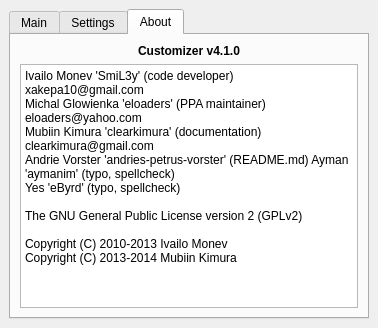
kamilion/customizer, file src/gui.ui: the form before one commit.
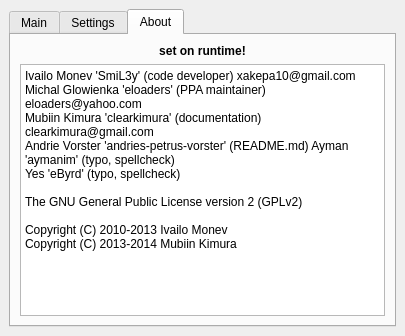
The form after the commit. The open tabs and pages were chosen to show the change. Icons and pictures are not drawn.

Commit message: set GUI version in about on runtime

Diff of the .ui file:
```diff
--- a/src/gui.ui
+++ b/src/gui.ui
@@ -6,8 +6,8 @@
    <rect>
     <x>0</x>
     <y>0</y>
-    <width>373</width>
-    <height>328</height>
+    <width>405</width>
+    <height>336</height>
    </rect>
   </property>
   <property name="sizePolicy">
@@ -397,24 +397,24 @@
            <string>&lt;!DOCTYPE HTML PUBLIC &quot;-//W3C//DTD HTML 4.0//EN&quot; &quot;http://www.w3.org/TR/REC-html40/strict.dtd&quot;&gt;
 &lt;html&gt;&lt;head&gt;&lt;meta name=&quot;qrichtext&quot; content=&quot;1&quot; /&gt;&lt;style type=&quot;text/css&quot;&gt;
 p, li { white-space: pre-wrap; }
-&lt;/style&gt;&lt;/head&gt;&lt;body style=&quot; font-family:'Sans Serif'; font-size:9pt; font-weight:400; font-style:normal;&quot;&gt;
-&lt;p style=&quot; margin-top:0px; margin-bottom:0px; margin-left:0px; margin-right:0px; -qt-block-indent:0; text-indent:0px;&quot;&gt;Ivailo Monev 'SmiL3y' (code developer) xakepa10@gmail.com&lt;/p&gt;
-&lt;p style=&quot; margin-top:0px; margin-bottom:0px; margin-left:0px; margin-right:0px; -qt-block-indent:0; text-indent:0px;&quot;&gt;Michal Glowienka 'eloaders' (PPA maintainer) eloaders@yahoo.com&lt;/p&gt;
-&lt;p style=&quot; margin-top:0px; margin-bottom:0px; margin-left:0px; margin-right:0px; -qt-block-indent:0; text-indent:0px;&quot;&gt;Mubiin Kimura 'clearkimura' (documentation) clearkimura@gmail.com&lt;/p&gt;
-&lt;p style=&quot; margin-top:0px; margin-bottom:0px; margin-left:0px; margin-right:0px; -qt-block-indent:0; text-indent:0px;&quot;&gt;Andrie Vorster 'andries-petrus-vorster' (README.md) Ayman 'aymanim' (typo, spellcheck)&lt;/p&gt;
-&lt;p style=&quot; margin-top:0px; margin-bottom:0px; margin-left:0px; margin-right:0px; -qt-block-indent:0; text-indent:0px;&quot;&gt;Yes 'eByrd' (typo, spellcheck)&lt;/p&gt;
-&lt;p style=&quot;-qt-paragraph-type:empty; margin-top:0px; margin-bottom:0px; margin-left:0px; margin-right:0px; -qt-block-indent:0; text-indent:0px;&quot;&gt;&lt;br /&gt;&lt;/p&gt;
-&lt;p style=&quot; margin-top:0px; margin-bottom:0px; margin-left:0px; margin-right:0px; -qt-block-indent:0; text-indent:0px;&quot;&gt;The GNU General Public License version 2 (GPLv2)&lt;/p&gt;
-&lt;p style=&quot;-qt-paragraph-type:empty; margin-top:0px; margin-bottom:0px; margin-left:0px; margin-right:0px; -qt-block-indent:0; text-indent:0px;&quot;&gt;&lt;br /&gt;&lt;/p&gt;
-&lt;p style=&quot; margin-top:0px; margin-bottom:0px; margin-left:0px; margin-right:0px; -qt-block-indent:0; text-indent:0px;&quot;&gt;Copyright (C) 2010-2013 Ivailo Monev&lt;/p&gt;
-&lt;p style=&quot; margin-top:0px; margin-bottom:0px; margin-left:0px; margin-right:0px; -qt-block-indent:0; text-indent:0px;&quot;&gt;Copyright (C) 2013-2014 Mubiin Kimura&lt;/p&gt;&lt;/body&gt;&lt;/html&gt;</string>
+&lt;/style&gt;&lt;/head&gt;&lt;body style=&quot; font-family:'Droid Sans'; font-size:10pt; font-weight:400; font-style:normal;&quot;&gt;
+&lt;p style=&quot; margin-top:0px; margin-bottom:0px; margin-left:0px; margin-right:0px; -qt-block-indent:0; text-indent:0px;&quot;&gt;&lt;span style=&quot; font-family:'Sans Serif'; font-size:9pt;&quot;&gt;Ivailo Monev 'SmiL3y' (code developer) xakepa10@gmail.com&lt;/span&gt;&lt;/p&gt;
+&lt;p style=&quot; margin-top:0px; margin-bottom:0px; margin-left:0px; margin-right:0px; -qt-block-indent:0; text-indent:0px;&quot;&gt;&lt;span style=&quot; font-family:'Sans Serif'; font-size:9pt;&quot;&gt;Michal Glowienka 'eloaders' (PPA maintainer) eloaders@yahoo.com&lt;/span&gt;&lt;/p&gt;
+&lt;p style=&quot; margin-top:0px; margin-bottom:0px; margin-left:0px; margin-right:0px; -qt-block-indent:0; text-indent:0px;&quot;&gt;&lt;span style=&quot; font-family:'Sans Serif'; font-size:9pt;&quot;&gt;Mubiin Kimura 'clearkimura' (documentation) clearkimura@gmail.com&lt;/span&gt;&lt;/p&gt;
+&lt;p style=&quot; margin-top:0px; margin-bottom:0px; margin-left:0px; margin-right:0px; -qt-block-indent:0; text-indent:0px;&quot;&gt;&lt;span style=&quot; font-family:'Sans Serif'; font-size:9pt;&quot;&gt;Andrie Vorster 'andries-petrus-vorster' (README.md) Ayman 'aymanim' (typo, spellcheck)&lt;/span&gt;&lt;/p&gt;
+&lt;p style=&quot; margin-top:0px; margin-bottom:0px; margin-left:0px; margin-right:0px; -qt-block-indent:0; text-indent:0px;&quot;&gt;&lt;span style=&quot; font-family:'Sans Serif'; font-size:9pt;&quot;&gt;Yes 'eByrd' (typo, spellcheck)&lt;/span&gt;&lt;/p&gt;
+&lt;p style=&quot;-qt-paragraph-type:empty; margin-top:0px; margin-bottom:0px; margin-left:0px; margin-right:0px; -qt-block-indent:0; text-indent:0px; font-family:'Sans Serif'; font-size:9pt;&quot;&gt;&lt;br /&gt;&lt;/p&gt;
+&lt;p style=&quot; margin-top:0px; margin-bottom:0px; margin-left:0px; margin-right:0px; -qt-block-indent:0; text-indent:0px;&quot;&gt;&lt;span style=&quot; font-family:'Sans Serif'; font-size:9pt;&quot;&gt;The GNU General Public License version 2 (GPLv2)&lt;/span&gt;&lt;/p&gt;
+&lt;p style=&quot;-qt-paragraph-type:empty; margin-top:0px; margin-bottom:0px; margin-left:0px; margin-right:0px; -qt-block-indent:0; text-indent:0px; font-family:'Sans Serif'; font-size:9pt;&quot;&gt;&lt;br /&gt;&lt;/p&gt;
+&lt;p style=&quot; margin-top:0px; margin-bottom:0px; margin-left:0px; margin-right:0px; -qt-block-indent:0; text-indent:0px;&quot;&gt;&lt;span style=&quot; font-family:'Sans Serif'; font-size:9pt;&quot;&gt;Copyright (C) 2010-2013 Ivailo Monev&lt;/span&gt;&lt;/p&gt;
+&lt;p style=&quot; margin-top:0px; margin-bottom:0px; margin-left:0px; margin-right:0px; -qt-block-indent:0; text-indent:0px;&quot;&gt;&lt;span style=&quot; font-family:'Sans Serif'; font-size:9pt;&quot;&gt;Copyright (C) 2013-2014 Mubiin Kimura&lt;/span&gt;&lt;/p&gt;&lt;/body&gt;&lt;/html&gt;</string>
           </property>
          </widget>
         </item>
         <item row="0" column="0">
          <widget class="QLabel" name="label_12">
           <property name="text">
-           <string>&lt;b&gt;Customizer v4.1.0&lt;/b&gt;</string>
+           <string>&lt;html&gt;&lt;head/&gt;&lt;body&gt;&lt;p&gt;&lt;span style=&quot; font-weight:600;&quot;&gt;set on runtime!&lt;/span&gt;&lt;/p&gt;&lt;/body&gt;&lt;/html&gt;</string>
           </property>
           <property name="alignment">
            <set>Qt::AlignCenter</set>
```
Left out of the diff: 4 changed lines with no effect on the pictures. The commit also changes 2 other files.
